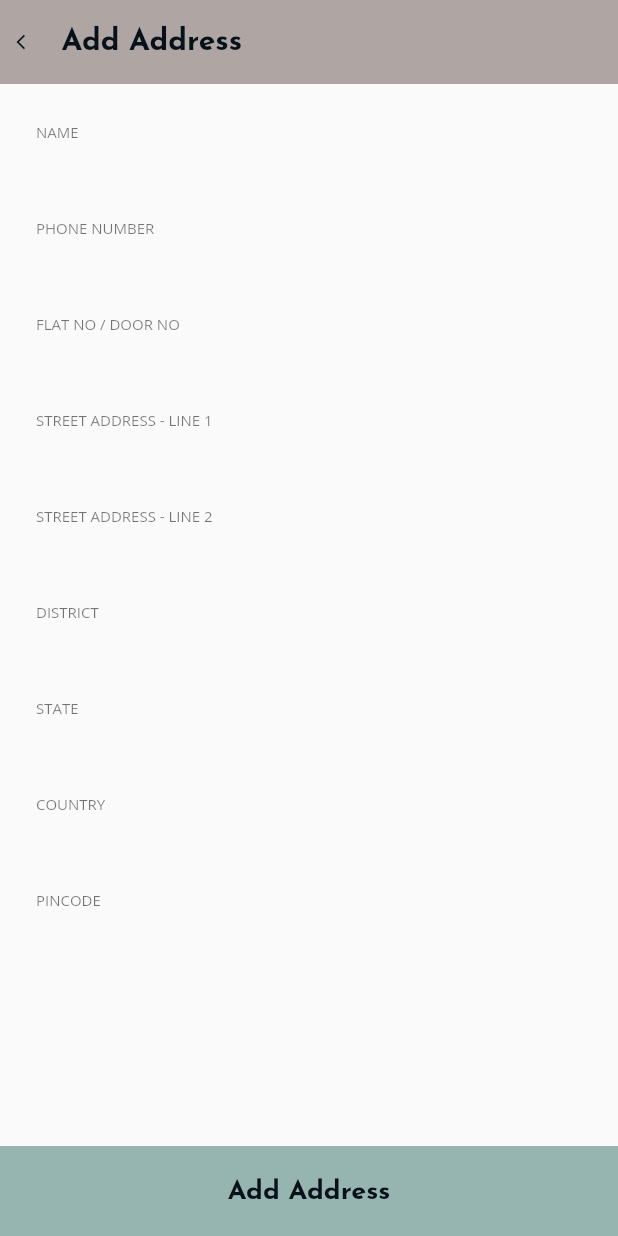
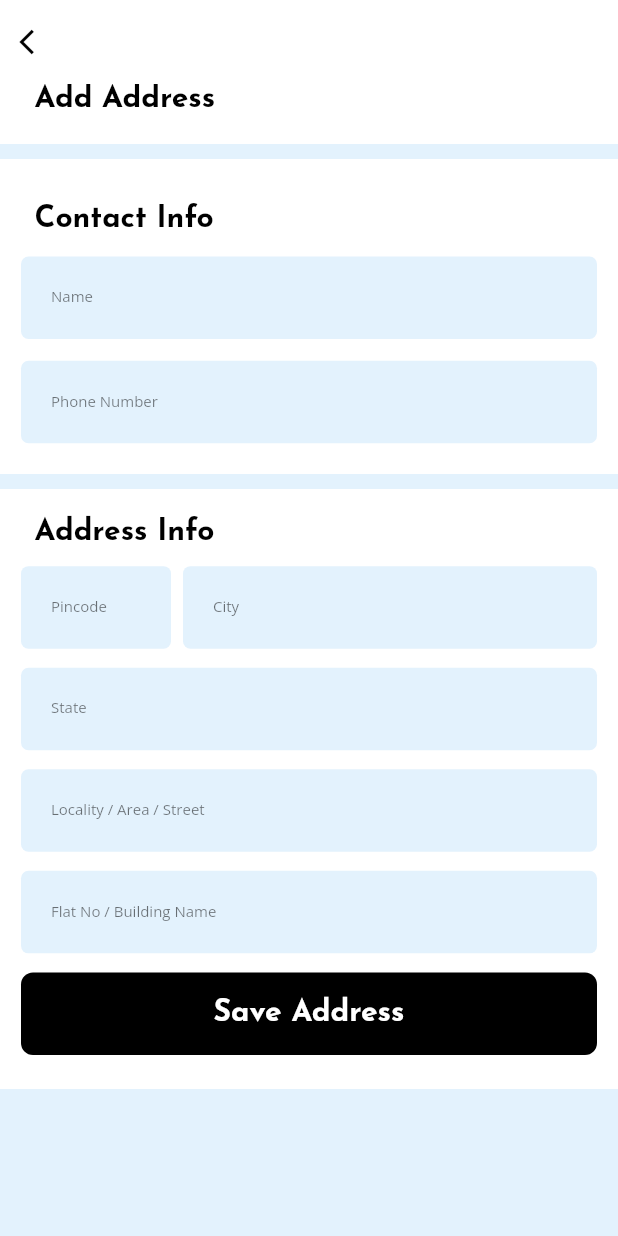
Before and after one commit to msramesh2k1/Mr-and-Mrs-Design-Wood-Works---Mobile, a Flutter app: the AddAddress screen opened directly, on a phone screen of 412 x 824 dp. Run offline on Flutter 3.47's test engine with Material 2 defaults, Android fonts, the light colour scheme and no system bars; our stand-ins replace cloud_firestore, connectivity, firebase_auth, firebase_core, firebase_storage, flutter_spinkit and 6 more; missing offline and left inert: razorpay_flutter; accounts and stored records are empty; network calls fail.

Commit message:
add address UI

```diff
--- a/lib/AddAddress.dart
+++ b/lib/AddAddress.dart
@@ -20,9 +20,11 @@ class AddAddress extends StatelessWidget {
   final addresspincode = TextEditingController();
 
   String addressid = DateTime.now().millisecondsSinceEpoch.toString();
+
   @override
   Widget build(BuildContext context) {
     return Scaffold(
+      backgroundColor: Colors.blue[50],
       resizeToAvoidBottomInset: false,
       appBar: AppBar(
         leading: IconButton(
@@ -30,85 +32,152 @@ class AddAddress extends StatelessWidget {
               Navigator.pop(context);
             },
             icon: Icon(Icons.arrow_back_ios_sharp,
-                color: kBackgroundColor, size: 12)),
+                color: Colors.black, size: 20)),
         leadingWidth: 25,
-        title: Text(
-          "Add Address",
+        backgroundColor: Colors.white,
+        elevation: 0,
+      ),
+      key: scafoldKey,
+      body: SingleChildScrollView(
+        child: Container(
+            child: Column(
+          crossAxisAlignment: CrossAxisAlignment.start,
+          mainAxisAlignment: MainAxisAlignment.start,
+          children: [
+            Container(
+              height: 40,
+              color: Colors.white,
+              width: MediaQuery.of(context).size.width,
+              child: Padding(
+                padding: const EdgeInsets.only(left: 10.0),
+                child: Text(
+                  "  Add Address",
                   style: GoogleFonts.josefinSans(
                     textStyle: TextStyle(
                         fontWeight: FontWeight.w700,
-                color: kBackgroundColor,
+                        color: Colors.black,
                         fontSize: 20,
                         letterSpacing: 0),
                   ),
                 ),
-        backgroundColor: Colors.brown[900].withOpacity(0.4),
-        elevation: 0,
               ),
-      key: scafoldKey,
-      body: Container(
+            ),
+            SizedBox(
+              height: 10,
+            ),
+            Container(
+              height: 10,
+              color: Colors.white,
+            ),
+            Container(
+              height: 200,
+              width: MediaQuery.of(context).size.width,
+              child: Padding(
+                padding: const EdgeInsets.all(10.0),
                 child: Column(
-        mainAxisAlignment: MainAxisAlignment.spaceBetween,
+                  crossAxisAlignment: CrossAxisAlignment.start,
+                  mainAxisAlignment: MainAxisAlignment.spaceEvenly,
                   children: [
-          Container(
-            height: 700,
-            child: SingleChildScrollView(
-              child: Form(
-                key: formkey,
-                child: Column(children: [
-                  MyTextField(
-                    hint: "NAME",
-                    controller: addressName,
-                    height: 60,
+                    Text(
+                      "  Contact Info",
+                      style: GoogleFonts.josefinSans(
+                        textStyle: TextStyle(
+                            fontWeight: FontWeight.w700,
+                            color: Colors.black,
+                            fontSize: 20,
+                            letterSpacing: 0),
+                      ),
                     ),
                     MyTextField(
-                    hint: "PHONE NUMBER",
+                        hint: "Name",
+                        controller: addressName,
+                        height: 55,
+                        width: MediaQuery.of(context).size.width.toInt()),
+                    MyTextField(
+                        hint: "Phone Number",
                         controller: addressPhoneNumber,
-                    height: 60,
+                        height: 55,
+                        width: MediaQuery.of(context).size.width.toInt())
+                  ],
+                ),
+              ),
+              color: Colors.white,
+            ),
+            SizedBox(
+              height: 10,
+            ),
+            Container(
+              height: 400,
+              width: MediaQuery.of(context).size.width,
+              child: Padding(
+                padding: const EdgeInsets.all(10.0),
+                child: Column(
+                  crossAxisAlignment: CrossAxisAlignment.start,
+                  mainAxisAlignment: MainAxisAlignment.spaceEvenly,
+                  children: [
+                    Text(
+                      "  Address Info",
+                      style: GoogleFonts.josefinSans(
+                        textStyle: TextStyle(
+                            fontWeight: FontWeight.w700,
+                            color: Colors.black,
+                            fontSize: 20,
+                            letterSpacing: 0),
+                      ),
+                    ),
+                    Row(
+                      mainAxisAlignment: MainAxisAlignment.spaceEvenly,
+                      children: [
+                        MyTextField(
+                          hint: "Pincode",
+                          width: 100,
+                          controller: addresspincode,
+                          height: 55,
+                        ),
+                        Expanded(
+                          child: MyTextField(
+                            hint: "City",
+                            width: 100,
+                            controller: addressDistrict,
+                            height: 55,
+                          ),
+                        ),
+                      ],
                     ),
                     MyTextField(
-                    hint: "FLAT NO / DOOR NO",
-                    controller: addressFlatNumber,
-                    height: 60,
+                      hint: "State",
+                      controller: addressstate,
+                      width: MediaQuery.of(context).size.width.toInt(),
+                      height: 55,
                     ),
                     MyTextField(
-                      hint: "STREET ADDRESS - LINE 1",
+                      hint: "Locality / Area / Street",
+                      width: MediaQuery.of(context).size.width.toInt(),
                       controller: addressstreet1,
-                      height: 60),
+                      height: 55,
+                    ),
                     MyTextField(
-                      hint: "STREET ADDRESS - LINE 2",
-                      controller: addressstreet2,
-                      height: 60),
-                  MyTextField(
-                      hint: "DISTRICT",
-                      controller: addressDistrict,
-                      height: 60),
-                  MyTextField(
-                      hint: "STATE", controller: addressstate, height: 60),
-                  MyTextField(
-                      hint: "COUNTRY", controller: addresscountry, height: 60),
-                  MyTextField(
-                      hint: "PINCODE", controller: addresspincode, height: 60),
-                  SizedBox(
-                    height: MediaQuery.of(context).viewInsets.bottom,
-                  )
-                ]),
+                      hint: "Flat No / Building Name",
+                      width: MediaQuery.of(context).size.width.toInt(),
+                      controller: addressFlatNumber,
+                      height: 55,
                     ),
-            ),
-          ),
-          InkWell(
+                    Padding(
+                      padding: const EdgeInsets.all(4.0),
+                      child: GestureDetector(
                         onTap: () {
                           if (formkey.currentState.validate()) {
                             FirebaseFirestore.instance
                                 .collection("users")
                                 .doc(MRANDMRS.sharedprefs.getString("uid"))
                                 .collection("address")
-                    .doc(DateTime.now().millisecondsSinceEpoch.toString())
+                                .doc(DateTime.now()
+                                    .millisecondsSinceEpoch
+                                    .toString())
                                 .set({
                               "id": addressid.toString(),
                               "name": addressName.text.trim(),
                               "street1": addressstreet1.text.trim(),
-                  "street2": addressstreet2.text.trim(),
                               "country": addresscountry.text.trim(),
                               "state": addressstate.text.trim(),
                               "pincode": addresspincode.text.trim(),
@@ -117,7 +186,8 @@ class AddAddress extends StatelessWidget {
                               "city": addressDistrict.text.trim(),
                             }).then((value) {
                               Toast.show("Address added Successfully", context,
-                      duration: Toast.LENGTH_LONG, gravity: Toast.BOTTOM);
+                                  duration: Toast.LENGTH_LONG,
+                                  gravity: Toast.BOTTOM);
                               FocusScope.of(context).requestFocus(FocusNode());
                               formkey.currentState.reset();
                             });
@@ -125,23 +195,33 @@ class AddAddress extends StatelessWidget {
                           }
                         },
                         child: Container(
+                          height: 55,
                           child: Center(
-                child: Text("Add Address",
+                            child: Text(
+                              "Save Address",
                               style: GoogleFonts.josefinSans(
                                 textStyle: TextStyle(
-                      letterSpacing: 0,
-                      decoration: TextDecoration.none,
-                      color: kBackgroundColor,
-                      fontSize: 18,
-                      fontWeight: FontWeight.bold,
-                    ))),
+                                    fontWeight: FontWeight.w700,
+                                    color: Colors.white,
+                                    fontSize: 20,
+                                    letterSpacing: 0),
                               ),
-              color: Colors.teal[900].withOpacity(0.4),
-              height: 60,
+                            ),
+                          ),
+                          decoration: BoxDecoration(
+                              color: Colors.black,
+                              borderRadius: BorderRadius.circular(8)),
+                        ),
                       ),
                     )
                   ],
+                ),
+              ),
+              color: Colors.white,
+            ),
+          ],
         )),
+      ),
     );
   }
 }
@@ -150,8 +230,9 @@ class MyTextField extends StatelessWidget {
   final String hint;
   final TextEditingController controller;
   final int height;
+  final int width;
 
-  MyTextField({Key key, this.hint, this.controller, this.height})
+  MyTextField({Key key, this.hint, this.controller, this.height, this.width})
       : super(key: key);
 
   @override
@@ -159,10 +240,12 @@ class MyTextField extends StatelessWidget {
     return Padding(
       padding: EdgeInsets.only(left: 4, right: 4, top: 4),
       child: Container(
+        height: height.toDouble(),
+        width: width.toDouble(),
         padding: EdgeInsets.only(left: 20.0),
         decoration: BoxDecoration(
           borderRadius: BorderRadius.circular(5),
-          color: Colors.blueGrey[60],
+          color: Colors.blue[50],
         ),
         child: Container(
           height: height.toDouble(),
```
Lines whose indentation alone changed are shown as unchanged.
